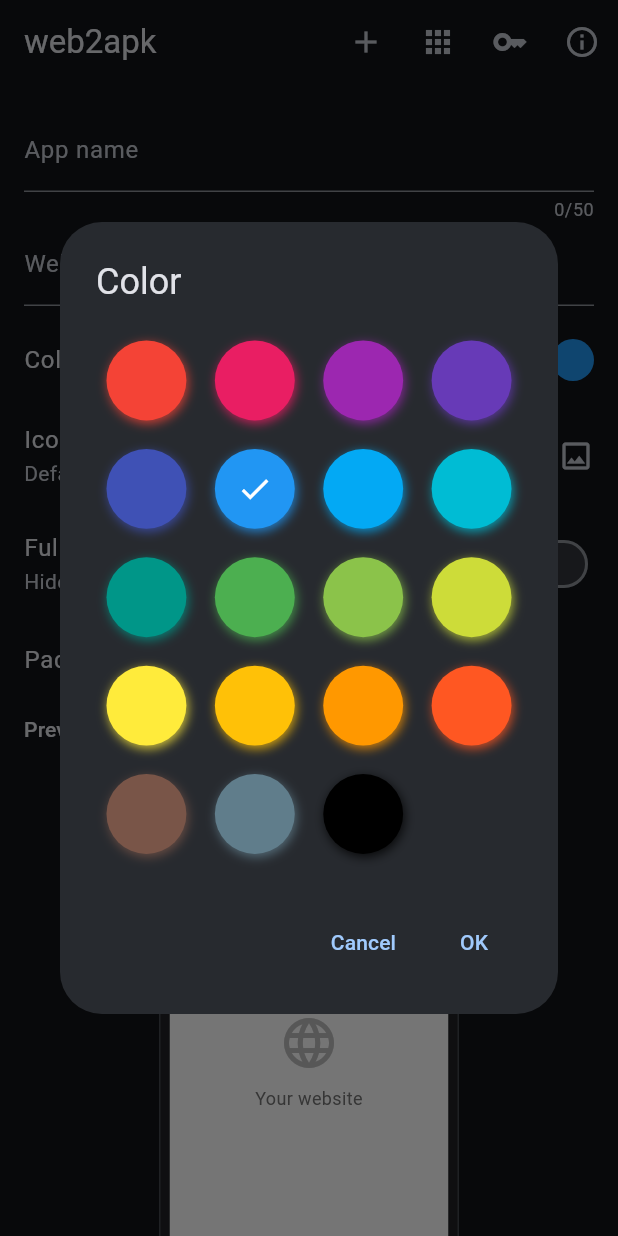
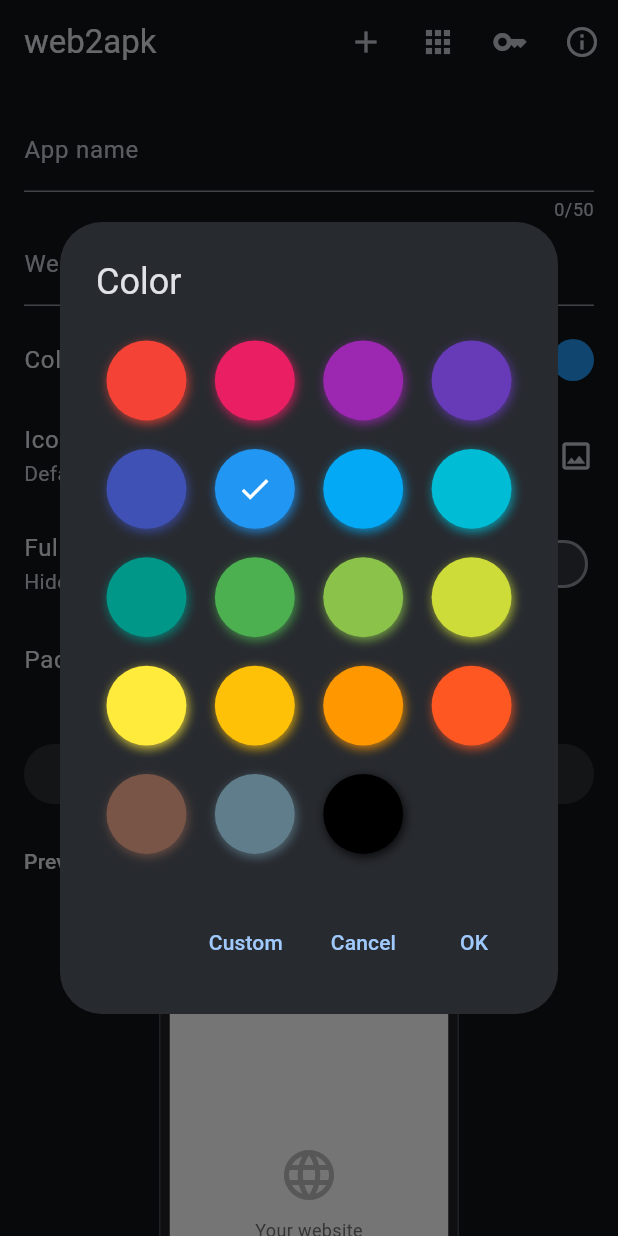
Before and after one commit to devilAPI/web2apk, a Flutter app: the screen it shows after launch, after a tap on "Color", on a phone screen of 412 x 824 dp. Run offline on Flutter 3.47's test engine with Material 3 defaults, Android fonts, the phone set to English and light mode, and no system bars; drawn by our look-alikes of flutter_colorpicker; our stand-ins replace file_picker, share_plus, shared_preferences, web; missing offline and left inert: dart:js_interop, pointycastle.

Commit message:
feat: custom color picker; Generate above preview on phones
Co-Authored-By: Claude Opus 5.5 <noreply@anthropic.com>
Claude-Session: https://claude.ai/code/session_015N24yBvRNRonkZRTorXZTq

```diff
--- a/lib/src/ui/generator_page.dart
+++ b/lib/src/ui/generator_page.dart
@@ -205,30 +205,11 @@ class _GeneratorPageState extends State<GeneratorPage> {
       isValidPackageId(_packageId!);
 
   Future<void> _pickColor() async {
-    var picked = _color;
-    final ok = await showDialog<bool>(
+    final picked = await showDialog<Color>(
       context: context,
-      builder: (ctx) => AlertDialog(
-        title: const Text('Color'),
-        content: SingleChildScrollView(
-          child: BlockPicker(
-            pickerColor: _color,
-            onColorChanged: (c) => picked = c,
-          ),
-        ),
-        actions: [
-          TextButton(
-            onPressed: () => Navigator.pop(ctx, false),
-            child: const Text('Cancel'),
-          ),
-          TextButton(
-            onPressed: () => Navigator.pop(ctx, true),
-            child: const Text('OK'),
-          ),
-        ],
-      ),
+      builder: (_) => _ColorDialog(initial: _color),
     );
-    if (ok == true) setState(() => _color = picked);
+    if (picked != null) setState(() => _color = picked);
   }
 
   Future<void> _pickIcon() async {
@@ -435,12 +416,6 @@ class _GeneratorPageState extends State<GeneratorPage> {
                 enabled: !busy,
                 onTap: _editPackage,
               ),
-              if (!wide) ...[
-                const SizedBox(height: 8),
-                Text('Preview', style: Theme.of(context).textTheme.titleSmall),
-                const SizedBox(height: 12),
-                preview,
-              ],
               const SizedBox(height: 24),
               FilledButton(
                 key: const Key('generate'),
@@ -460,6 +435,12 @@ class _GeneratorPageState extends State<GeneratorPage> {
                       )
                     : const Text('Generate'),
               ),
+              if (!wide) ...[
+                const SizedBox(height: 24),
+                Text('Preview', style: Theme.of(context).textTheme.titleSmall),
+                const SizedBox(height: 12),
+                preview,
+              ],
             ],
           );
           if (!wide) {
@@ -488,6 +469,57 @@ class _GeneratorPageState extends State<GeneratorPage> {
           );
         },
       ),
+    );
+  }
+}
+
+/// Preset swatches, with a toggle to a free HSV picker and hex input.
+class _ColorDialog extends StatefulWidget {
+  const _ColorDialog({required this.initial});
+  final Color initial;
+
+  @override
+  State<_ColorDialog> createState() => _ColorDialogState();
+}
+
+class _ColorDialogState extends State<_ColorDialog> {
+  late Color _picked = widget.initial;
+  bool _custom = false;
+
+  @override
+  Widget build(BuildContext context) {
+    return AlertDialog(
+      title: const Text('Color'),
+      content: SingleChildScrollView(
+        child: _custom
+            ? ColorPicker(
+                pickerColor: _picked,
+                onColorChanged: (c) => _picked = c,
+                enableAlpha: false,
+                hexInputBar: true,
+                labelTypes: const [],
+                pickerAreaHeightPercent: 0.7,
+              )
+            : BlockPicker(
+                pickerColor: _picked,
+                onColorChanged: (c) => setState(() => _picked = c),
+              ),
+      ),
+      actions: [
+        TextButton(
+          key: const Key('custom-color'),
+          onPressed: () => setState(() => _custom = !_custom),
+          child: Text(_custom ? 'Presets' : 'Custom'),
+        ),
+        TextButton(
+          onPressed: () => Navigator.pop(context),
+          child: const Text('Cancel'),
+        ),
+        TextButton(
+          onPressed: () => Navigator.pop(context, _picked.withAlpha(0xFF)),
+          child: const Text('OK'),
+        ),
+      ],
     );
   }
 }
```
